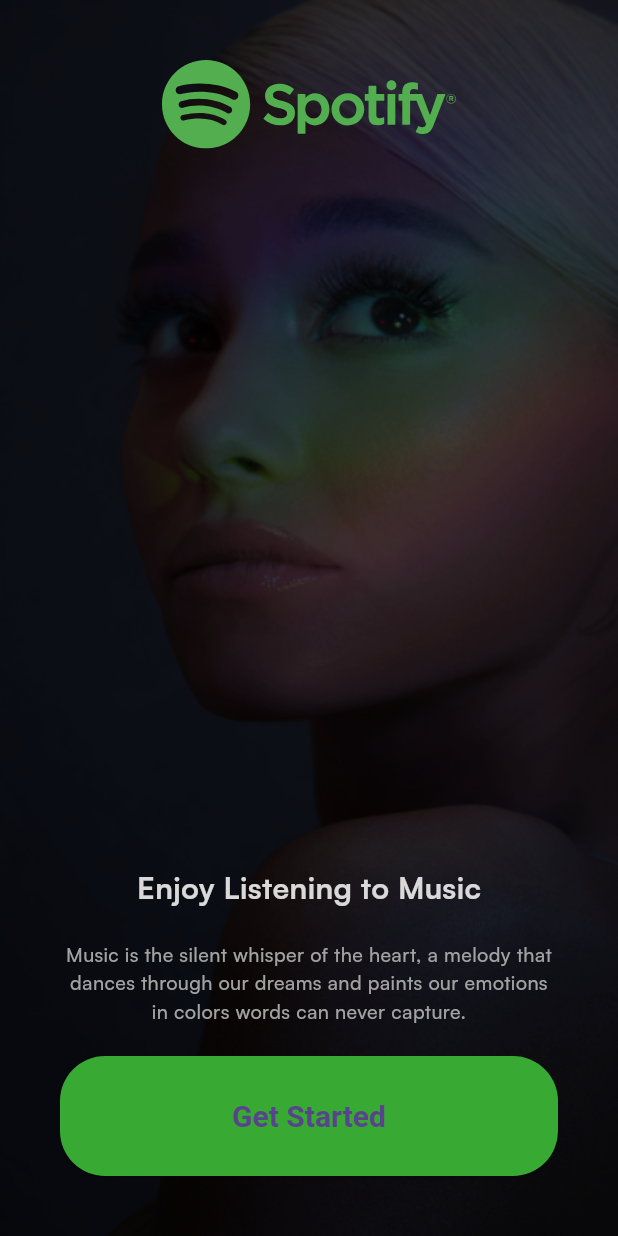
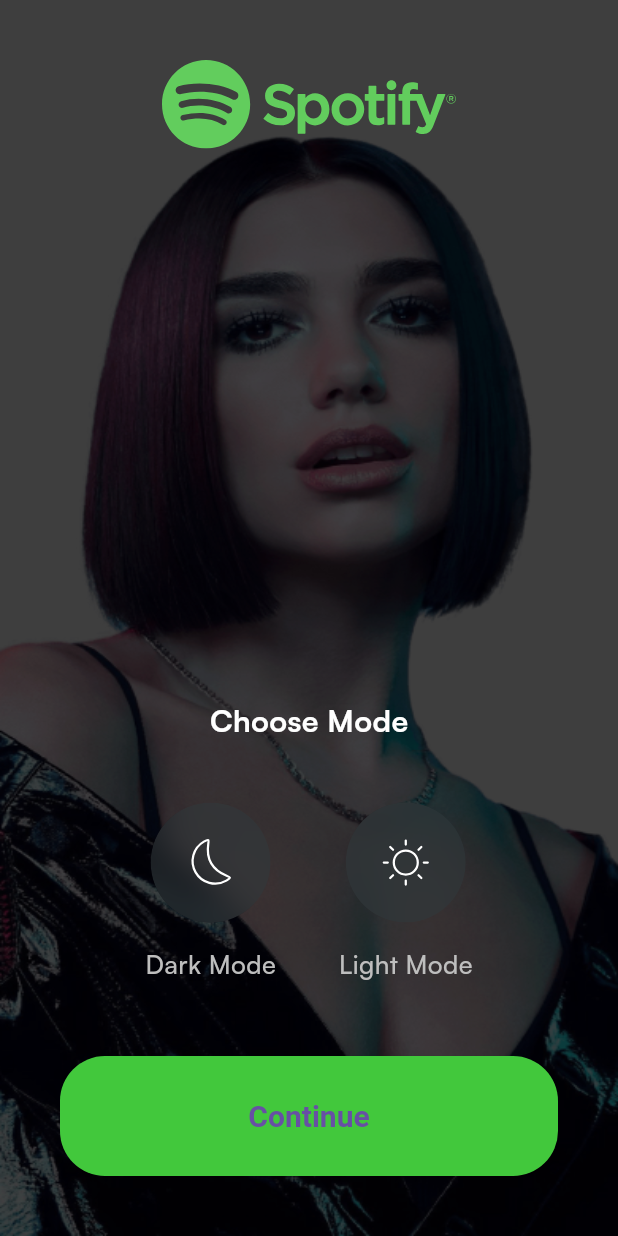
Before and after one commit to Neeth-N/splix_music_app, a Flutter app: the screen it shows after launch, after a tap on "Get Started", on a phone screen of 412 x 824 dp. Run offline on Flutter 3.47's test engine with Material 3 defaults, Android fonts, the phone set to English and light mode, and no system bars; our stand-ins replace flutter_bloc, flutter_svg, hydrated_bloc.

Commit message:
commit 2

```diff
--- a/lib/main.dart
+++ b/lib/main.dart
@@ -1,9 +1,20 @@
+import 'package:flutter/foundation.dart';
 import 'package:flutter/material.dart';
+import 'package:flutter_bloc/flutter_bloc.dart';
+import 'package:hydrated_bloc/hydrated_bloc.dart';
+import 'package:path_provider/path_provider.dart';
 import 'package:splix/core/configs/theme/app_theme.dart';
+import 'package:splix/presentation/choose_mode/bloc/theme_cupit.dart';
 import 'package:splix/presentation/splash/pages/splash.dart';
 
 
-void main() async {
+Future<void> main() async {
+  WidgetsFlutterBinding.ensureInitialized();
+  HydratedBloc.storage = await HydratedStorage.build(
+    storageDirectory: kIsWeb
+        ? HydratedStorage.webStorageDirectory
+        : await getApplicationDocumentsDirectory(),
+  );
   runApp(const MyApp());
 }
 
@@ -12,10 +23,19 @@ class MyApp extends StatelessWidget {
 
   @override
   Widget build(BuildContext context) {
-    return MaterialApp(
-      debugShowCheckedModeBanner: false,
-      home: const SplashPage(),
-      theme: AppTheme.lightTheme,
+    return MultiBlocProvider(
+      providers: [
+        BlocProvider(create: (_) => ThemeCubit())
+      ],
+      child: BlocBuilder<ThemeCubit,ThemeMode>(
+        builder: (context, mode) => MaterialApp(
+          debugShowCheckedModeBanner: false,
+          home: const SplashPage(),
+          theme: AppTheme.lightTheme,
+          darkTheme: AppTheme.darkTheme,
+          themeMode: mode,
+        ),
+      ),
     );
   }
 }
--- /dev/null
+++ b/lib/presentation/choose_mode/bloc/theme_cupit.dart
@@ -0,0 +1,22 @@
+import 'package:flutter/material.dart';
+import 'package:hydrated_bloc/hydrated_bloc.dart';
+
+class ThemeCubit extends HydratedCubit<ThemeMode> {
+
+  ThemeCubit() : super(ThemeMode.system);
+
+  void updateTheme(ThemeMode themeMode) => emit(themeMode);
+
+
+  @override
+  ThemeMode? fromJson(Map<String, dynamic> json) {
+    return ThemeMode.values[json['theme'] as int];
+  }
+
+  @override
+  Map<String, dynamic>? toJson(ThemeMode state) {
+    return {'theme': state.index};
+  }
+
+
+}
--- /dev/null
+++ b/lib/presentation/choose_mode/page/choose_mode.dart
@@ -0,0 +1,121 @@
+import 'dart:ui';
+
+import 'package:flutter/material.dart';
+import 'package:flutter_bloc/flutter_bloc.dart';
+import 'package:flutter_svg/svg.dart';
+import 'package:splix/presentation/choose_mode/bloc/theme_cupit.dart';
+
+import '../../../common/widgets/button/basic_app_button.dart';
+import '../../../core/configs/assets/app_images.dart';
+import '../../../core/configs/assets/app_vectors.dart';
+import '../../../core/configs/theme/app_colors.dart';
+
+class ChooseModePage extends StatelessWidget {
+  const ChooseModePage({super.key});
+
+  @override
+  Widget build(BuildContext context) {
+    return Scaffold(
+      body: Stack(
+        children: [
+          Container(
+            padding: const EdgeInsets.symmetric(
+              vertical: 40,
+              horizontal: 40,
+            ),
+            decoration: const BoxDecoration(
+                image: DecorationImage(image: AssetImage(AppImages.chooseModeBG),fit: BoxFit.fill)
+            ),
+          ),
+
+          Container(
+            color: Colors.black.withOpacity(0.15),
+          ),
+
+          Padding(
+            padding: const EdgeInsets.symmetric(
+              vertical: 40,
+              horizontal: 40,
+            ),
+            child: Column(
+              children: [
+                Align(alignment: Alignment.topCenter,child: SvgPicture.asset(AppVectors.logo)),
+                const Spacer(),
+                const Text('Choose Mode',style: TextStyle(fontWeight: FontWeight.bold,color: Colors.white,fontSize: 20),),
+                const SizedBox(height: 40,),
+                Row(
+                  mainAxisAlignment: MainAxisAlignment.center,
+                  children: [
+                    Column(
+                      children: [
+                        GestureDetector(
+                          onTap: (){
+                            context.read<ThemeCubit>().updateTheme(ThemeMode.dark);
+                          },
+                          child: ClipOval(
+                            child: BackdropFilter(
+                              filter: ImageFilter.blur(sigmaX: 10, sigmaY: 10),
+                              child: Container(
+                                height: 80,
+                                width: 80,
+                                decoration: BoxDecoration(
+                                  shape: BoxShape.circle,
+                                  color: const Color(0xff30393c).withOpacity(0.5)
+                                ),
+                                child: SvgPicture.asset(AppVectors.moon, fit: BoxFit.none,),
+                              ),
+                            ),
+                          ),
+                        ),
+                        const SizedBox(height: 15,),
+                        const Text("Dark Mode", style: TextStyle(fontWeight: FontWeight.w500, fontSize: 17, color: AppColors.grey),)
+                      ],
+                    ),
+                    const SizedBox(width: 42,),
+                    GestureDetector(
+                      onTap: (){
+                        context.read<ThemeCubit>().updateTheme(ThemeMode.light);
+                      },
+                      child: Column(
+                        children: [
+                          ClipOval(
+                            child: BackdropFilter(
+                              filter: ImageFilter.blur(sigmaX: 10, sigmaY: 10),
+                              child: Container(
+                                height: 80,
+                                width: 80,
+                                decoration: BoxDecoration(
+                                    shape: BoxShape.circle,
+                                    color: const Color(0xff30393c).withOpacity(0.5)
+                                ),
+                                child: SvgPicture.asset(AppVectors.sun, fit: BoxFit.none,),
+                              ),
+                            ),
+                          ),
+                          const SizedBox(height: 15,),
+                          const Text("Light Mode", style: TextStyle(fontWeight: FontWeight.w500, fontSize: 17, color: AppColors.grey),)
+                        ],
+                      ),
+                    ),
+                  ],
+                ),
+                const SizedBox(height: 50,),
+                BasicAppButton(
+                    onPressed: (){
+                      Navigator.push(
+                          context,
+                          MaterialPageRoute(
+                              builder: (BuildContext context) =>const ChooseModePage()
+                          )
+                      );
+                    },
+                    title: 'Continue'
+                ),
+              ],
+            ),
+          ),
+        ],
+      ),
+    );
+  }
+}
--- a/lib/presentation/intro/pages/get_started.dart
+++ b/lib/presentation/intro/pages/get_started.dart
@@ -4,6 +4,7 @@ import 'package:splix/common/widgets/button/basic_app_button.dart';
 import 'package:splix/core/configs/assets/app_images.dart';
 import 'package:splix/core/configs/assets/app_vectors.dart';
 import 'package:splix/core/configs/theme/app_colors.dart';
+import 'package:splix/presentation/choose_mode/page/choose_mode.dart';
 
 class GetStartedPage extends StatelessWidget {
   const GetStartedPage({super.key});
@@ -21,6 +22,17 @@ class GetStartedPage extends StatelessWidget {
           decoration: const BoxDecoration(
             image: DecorationImage(image: AssetImage(AppImages.introBG),fit: BoxFit.fill)
           ),
+        ),
+
+          Container(
+            color: Colors.black.withOpacity(0.15),
+          ),
+
+          Padding(
+            padding: const EdgeInsets.symmetric(
+              vertical: 40,
+              horizontal: 40,
+            ),
             child: Column(
               children: [
                 Align(alignment: Alignment.topCenter,child: SvgPicture.asset(AppVectors.logo)),
@@ -31,17 +43,18 @@ class GetStartedPage extends StatelessWidget {
                 const SizedBox(height: 20,),
                 BasicAppButton(
                     onPressed: (){
-
+                      Navigator.push(
+                          context,
+                          MaterialPageRoute(
+                              builder: (BuildContext context) =>const ChooseModePage()
+                          )
+                      );
                     },
                     title: 'Get Started'
                 ),
               ],
             ),
           ),
-
-          Container(
-            color: Colors.black.withOpacity(0.15),
-          )
         ],
       ),
     );
--- a/pubspec.yaml
+++ b/pubspec.yaml
@@ -36,6 +36,9 @@ dependencies:
   # Use with the CupertinoIcons class for iOS style icons.
   cupertino_icons: ^1.0.8
   flutter_svg: ^2.0.10+1
+  flutter_bloc: ^8.1.6
+  hydrated_bloc: ^9.1.5
+  path_provider: ^2.1.5
 
 dev_dependencies:
   flutter_test:
```
Also changed, not shown: pubspec.lock. Lines whose indentation alone changed are shown as unchanged.
